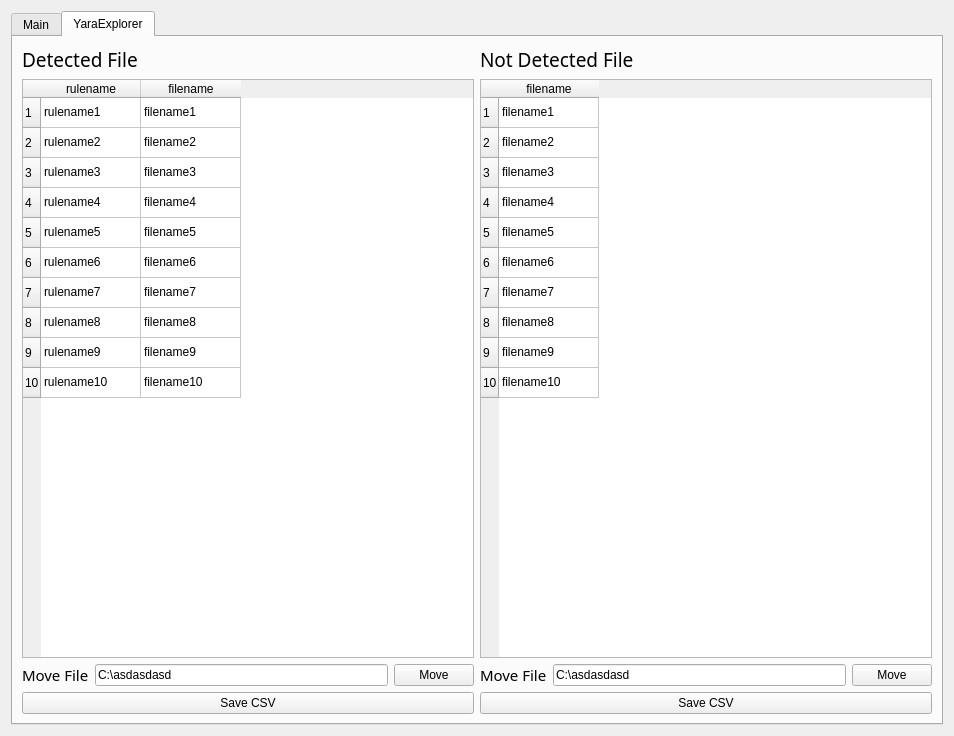
Above: untitled.ui from hyuunnn/YaraExplorer before the change. Below: the same form after it.
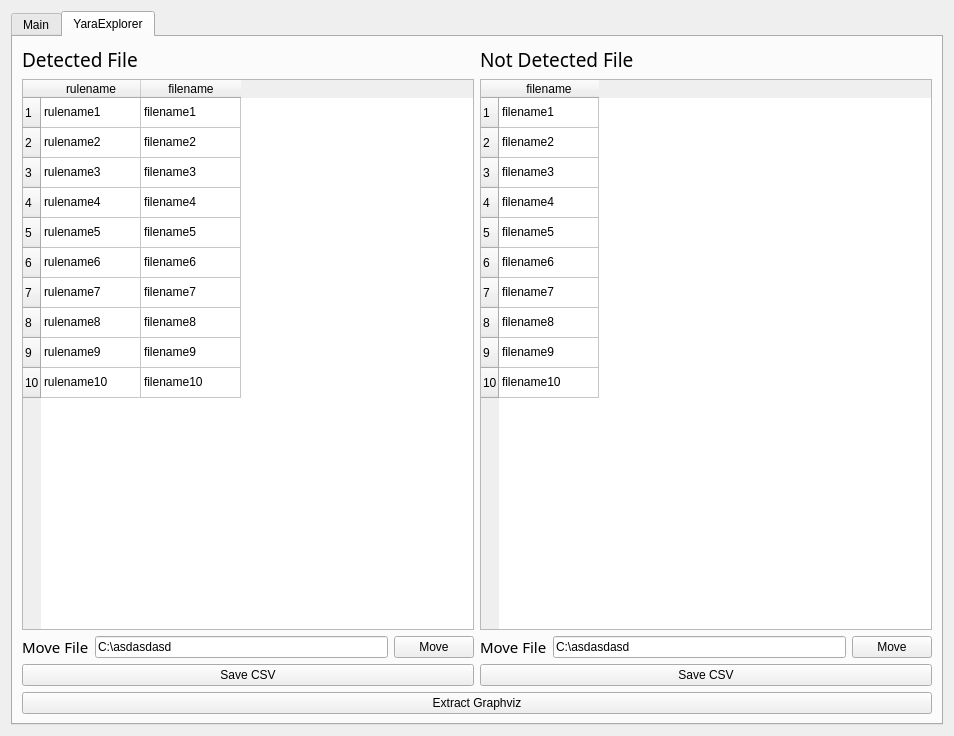
That is the form after the change. The open tabs and pages were chosen to show the change.

What changed in the file:
```diff
--- a/untitled.ui
+++ b/untitled.ui
@@ -1441,6 +1441,13 @@
          </item>
         </layout>
        </item>
+       <item>
+        <widget class="QPushButton" name="pushButton_8">
+         <property name="text">
+          <string>Extract Graphviz</string>
+         </property>
+        </widget>
+       </item>
       </layout>
      </widget>
     </widget>
```
Left out of the diff: 2 changed lines with no effect on the pictures.
